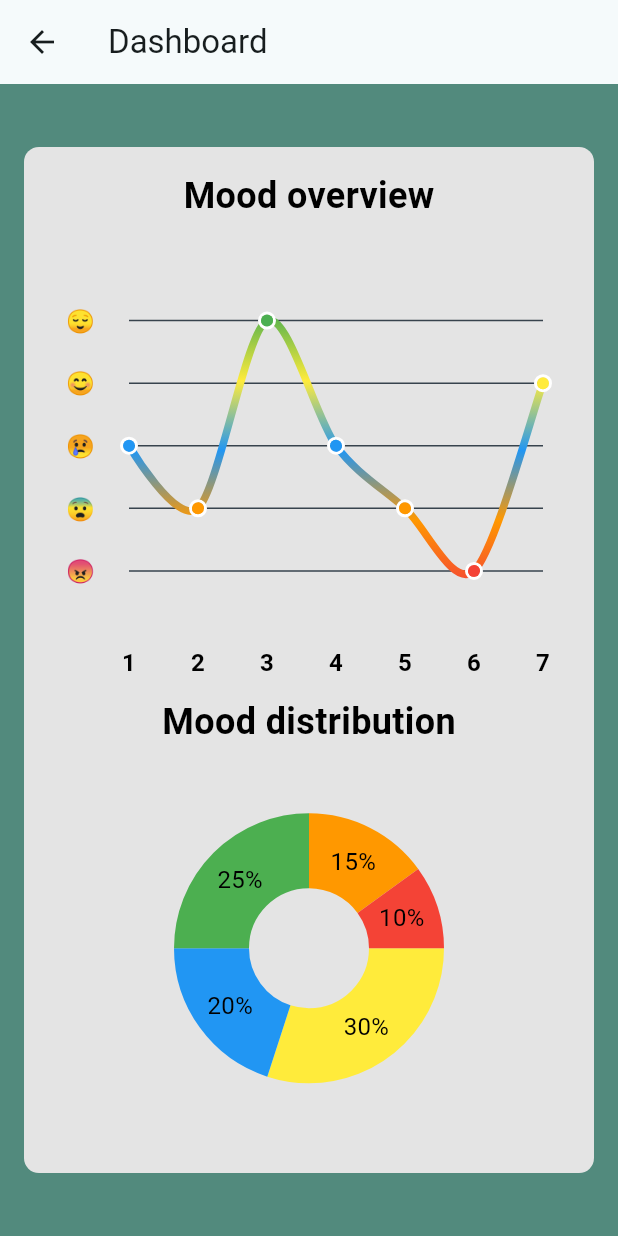
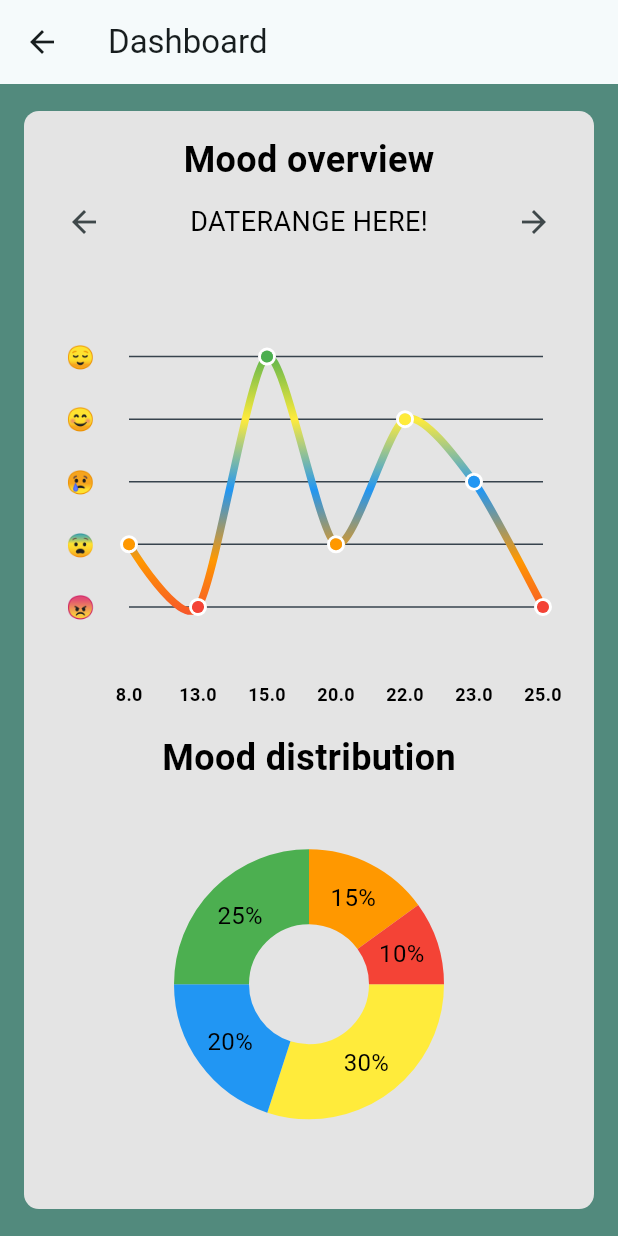
Before and after one commit to SkazuHD/moody_frontend, a Flutter app: the Dashboard screen opened directly, on a phone screen of 412 x 824 dp. Run offline on Flutter 3.47's test engine with Material 3 defaults, Android fonts, the phone set to English and light mode, and no system bars; drawn by our look-alikes of fl_chart; our stand-ins replace shared_preferences, sqflite; missing offline and left inert: record; accounts and stored records are empty; Roboto replaces fonts that are missing (Poppins).

Commit message:
dashboard

```diff
--- a/lib/data/constants/emotions.dart
+++ b/lib/data/constants/emotions.dart
@@ -1,11 +1,11 @@
 import 'package:flutter/material.dart';
 
 enum Emotion {
-  happy(emoji: '😊', label: 'Happy', color: Colors.yellow, value: 5),
-  sad(emoji: '😢', label: 'Sad', color: Colors.blue, value: 4),
-  calm(emoji: '😌', label: 'Calm', color: Colors.green, value: 3),
-  fear(emoji: '😨', label: 'Fear', color: Colors.orange, value: 2),
-  angry(emoji: '😠', label: 'Angry', color: Colors.red, value: 1);
+  happy(emoji: '😊', label: 'Happy', color: Colors.yellow, value: 5.0),
+  sad(emoji: '😢', label: 'Sad', color: Colors.blue, value: 4.0),
+  calm(emoji: '😌', label: 'Calm', color: Colors.green, value: 3.0),
+  fear(emoji: '😨', label: 'Fear', color: Colors.orange, value: 2.0),
+  angry(emoji: '😠', label: 'Angry', color: Colors.red, value: 1.0);
 
   const Emotion({
     required this.emoji,
@@ -17,5 +17,5 @@ enum Emotion {
   final String emoji;
   final String label;
   final Color color;
-  final int value;
+  final double value;
 }
--- a/lib/views/dashboard/dashboard.dart
+++ b/lib/views/dashboard/dashboard.dart
@@ -9,14 +9,14 @@ class Dashboard extends StatelessWidget {
   Dashboard({super.key});
 
   // Example spots data
-  final List<FlSpot> _sampleSpots = const [
-    FlSpot(1, 3),
-    FlSpot(2, 2),
-    FlSpot(3, 5),
-    FlSpot(4, 3),
-    FlSpot(5, 2),
-    FlSpot(6, 1),
-    FlSpot(7, 4),
+  final List<FlSpot> _sampleSpots = [
+    FlSpot(8, Emotion.fear.value),
+    FlSpot(13, Emotion.angry.value),
+    FlSpot(15, Emotion.happy.value),
+    FlSpot(20, Emotion.fear.value),
+    FlSpot(22, Emotion.sad.value),
+    FlSpot(23, Emotion.calm.value),
+    FlSpot(25, Emotion.angry.value),
   ];
   final List<PieChartSection> _sampleSections = [
     PieChartSection(color: Emotion.happy.color, value: 30, title: '30%'),
@@ -51,6 +51,23 @@ class Dashboard extends StatelessWidget {
                         color: Colors.black,
                       ),
                     ),
+                    Row(
+                      mainAxisAlignment: MainAxisAlignment.spaceBetween,
+                      children: [
+                        IconButton(
+                          icon: Icon(Icons.arrow_back),
+                          onPressed: () {},
+                        ),
+                        Text(
+                          "DATERANGE HERE!",
+                          style: TextStyle(fontSize: 18, color: Colors.black),
+                        ),
+                        IconButton(
+                          icon: Icon(Icons.arrow_forward),
+                          onPressed: () {},
+                        ),
+                      ],
+                    ),
                     MoodLineChart(spots: _sampleSpots),
                     Text(
                       "Mood distribution",
--- a/lib/views/dashboard/moodLinechart.dart
+++ b/lib/views/dashboard/moodLinechart.dart
@@ -45,11 +45,14 @@ class _MoodLineChartState extends State<MoodLineChart> {
   Widget bottomTitleWidgets(double value, TitleMeta meta) {
     const style = TextStyle(
       fontWeight: FontWeight.bold,
-      fontSize: 16,
+      fontSize: 12,
       color: Colors.black,
     );
-    Widget text = Text(value.toInt().toString(), style: style);
 
+    final text = Text(
+      widget.spots.elementAt(value.toInt()).x.toString(),
+      style: style,
+    );
     return SideTitleWidget(meta: meta, child: text);
   }
 
@@ -82,6 +85,16 @@ class _MoodLineChartState extends State<MoodLineChart> {
   }
 
   LineChartData mainData() {
+    List<FlSpot> plotPoints =
+        widget.spots.asMap().entries.map((entry) {
+          int index = entry.key; // This is the index of the element
+          FlSpot spot = entry.value; // This is the original FlSpot
+          return FlSpot(
+            index.toDouble(), // Use the index as the x-value
+            spot.y,
+          );
+        }).toList();
+
     return LineChartData(
       gridData: FlGridData(
         show: true,
@@ -121,15 +134,15 @@ class _MoodLineChartState extends State<MoodLineChart> {
         show: false,
         border: Border.all(color: const Color(0xff37434d)),
       ),
-      minX: 1,
-      maxX: 7,
+      minX: 0,
+      maxX: plotPoints.length.toDouble() - 1,
       minY: 0,
       maxY: 6,
       lineBarsData: [
         LineChartBarData(
-          spots: widget.spots,
+          spots: plotPoints,
           isCurved: true,
-          curveSmoothness: 0.3,
+          curveSmoothness: 0.25,
           gradient: LinearGradient(
             colors: gradientColors,
             begin: Alignment.bottomCenter,
@@ -147,7 +160,11 @@ class _MoodLineChartState extends State<MoodLineChart> {
             ) {
               return FlDotCirclePainter(
                 radius: 4,
-                color: gradientColors[spot.y.toInt() - 1],
+                color:
+                    gradientColors[(spot.y.toInt() - 1).clamp(
+                      0,
+                      gradientColors.length - 1,
+                    )],
                 strokeWidth: 2,
                 strokeColor: Colors.white,
               );
```
